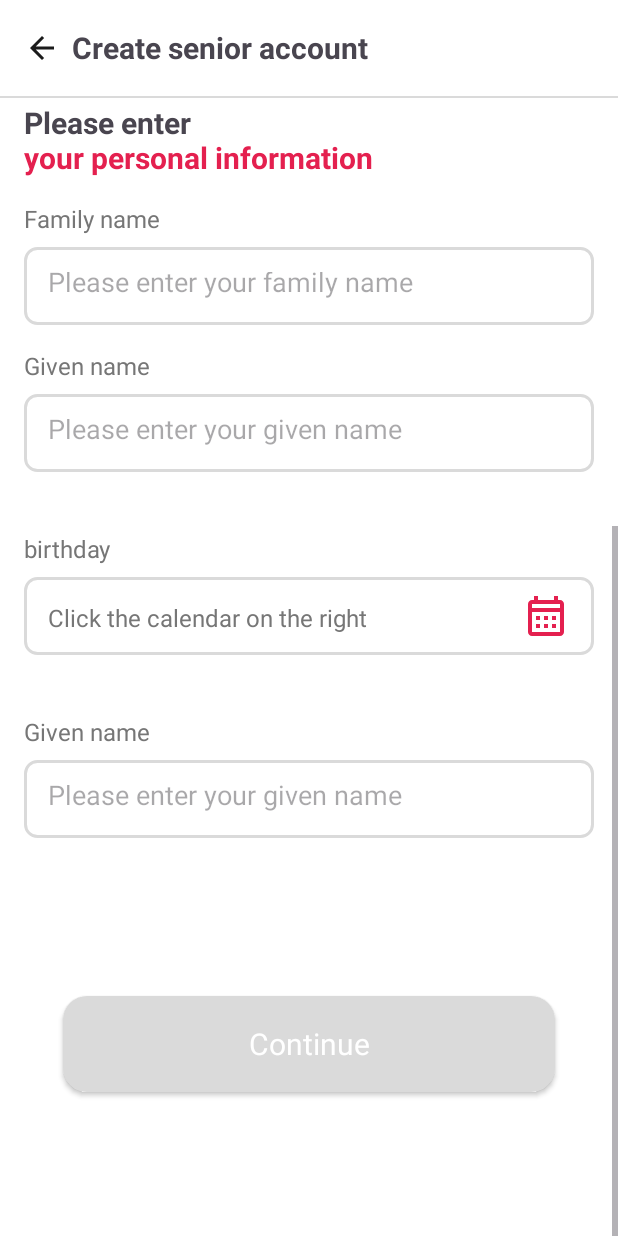
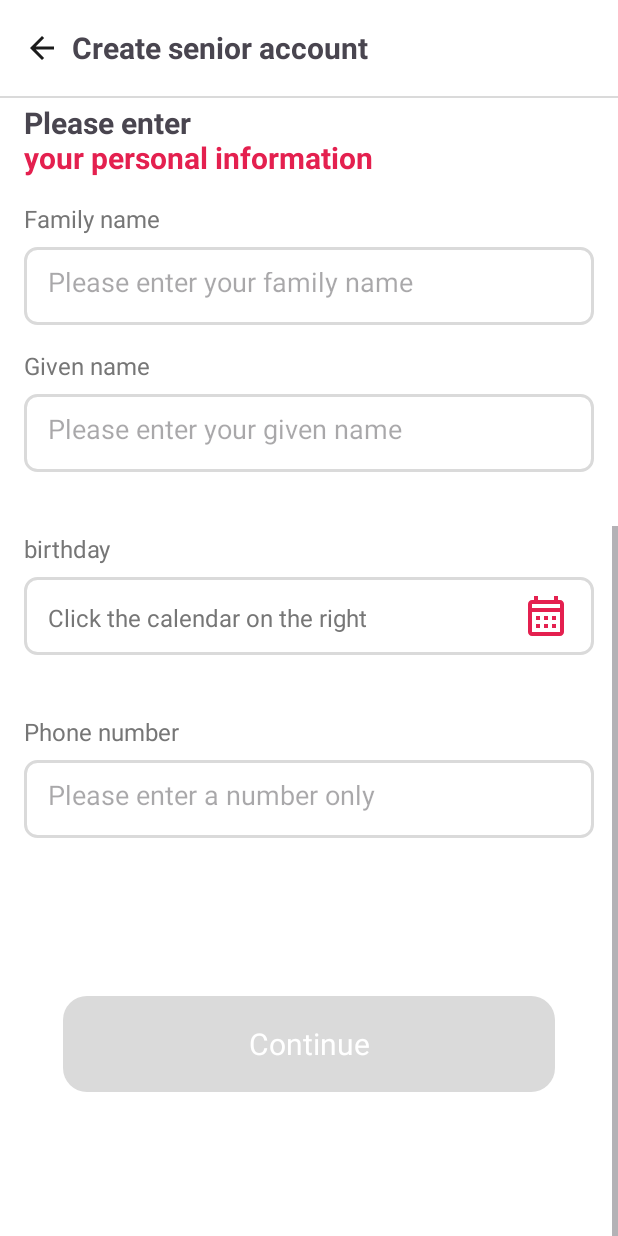
Before and after one commit to Sohyunnnn/2024-Elderus-SolutionChallenge, an Android app: the SignUpOldActivity screen opened directly, with no data from a screen before it, scrolled down 460 dp, on a phone screen of 412 x 824 dp. Run offline under Robolectric (Android 15) with nearby library versions, the phone set to English and light mode, and no system bars.

```diff
--- a/ANDROID/app/src/main/AndroidManifest.xml
+++ b/ANDROID/app/src/main/AndroidManifest.xml
@@ -16,6 +16,9 @@
         android:supportsRtl="true"
         android:theme="@style/Theme.Elderus"
         tools:targetApi="31">
+        <activity
+            android:name=".signUpOldCompleteActivity"
+            android:exported="false" />
         <activity
             android:name=".SignUpGuardianActivity"
             android:exported="false" />
--- a/ANDROID/app/src/main/java/com/example/elderus/SignUpOldActivity.kt
+++ b/ANDROID/app/src/main/java/com/example/elderus/SignUpOldActivity.kt
@@ -1,15 +1,33 @@
 package com.example.elderus
 
 import android.app.AlertDialog
+import android.content.Intent
 import android.os.Bundle
+import android.text.Editable
+import android.text.TextWatcher
+import android.util.Patterns
 import android.widget.CalendarView
+import android.widget.EditText
 import android.widget.ImageView
-import android.widget.Toast
+import android.widget.TextView
 import androidx.appcompat.app.AppCompatActivity
+import androidx.appcompat.widget.AppCompatButton
+import androidx.core.content.ContextCompat
 import java.util.Calendar
 
+class SignUpOldActivity : AppCompatActivity() {
 
-class SignUpOldActivity : AppCompatActivity() {
+    private lateinit var etEmail: EditText
+    private lateinit var etPassword: EditText
+    private lateinit var etCheckPassword: EditText
+    private lateinit var etFamilyName: EditText
+    private lateinit var etGivenName: EditText
+    private lateinit var etPhoneNumber: EditText
+    private lateinit var birthdayTextView: TextView
+    private lateinit var continueButton: AppCompatButton
+
+    private lateinit var BackButton: ImageView
+
     override fun onCreate(savedInstanceState: Bundle?) {
         super.onCreate(savedInstanceState)
         setContentView(R.layout.activity_sign_up_old)
@@ -19,6 +37,84 @@ class SignUpOldActivity : AppCompatActivity() {
         calendarImageView.setOnClickListener {
             // 클릭 이벤트가 발생했을 때 수행할 작업을 여기에 작성합니다.
             showCalendarDialog()
+        }
+
+        // EditText 및 DatePicker 입력 변경 감지
+        etEmail = findViewById(R.id.et_email_input)
+        etPassword = findViewById(R.id.et_password_input)
+        etCheckPassword = findViewById(R.id.et_check_password_input)
+        etFamilyName = findViewById(R.id.et_fmaily_name)
+        etGivenName = findViewById(R.id.et_given_name)
+        etPhoneNumber = findViewById(R.id.et_phone_number)
+        birthdayTextView = findViewById(R.id.birthday_txt)
+        continueButton = findViewById(R.id.btn_sign_up_old_continue)
+
+        etEmail.addTextChangedListener(textWatcher)
+        etPassword.addTextChangedListener(textWatcher)
+        etCheckPassword.addTextChangedListener(textWatcher)
+        etFamilyName.addTextChangedListener(textWatcher)
+        etGivenName.addTextChangedListener(textWatcher)
+        etPhoneNumber.addTextChangedListener(textWatcher)
+        birthdayTextView.addTextChangedListener(textWatcher)
+
+        updateContinueButtonState() // 초기 상태 설정
+    }
+
+    private val textWatcher = object : TextWatcher {
+        override fun beforeTextChanged(s: CharSequence?, start: Int, count: Int, after: Int) {}
+
+        override fun onTextChanged(s: CharSequence?, start: Int, before: Int, count: Int) {}
+
+        override fun afterTextChanged(s: Editable?) {
+            updateContinueButtonState()
+        }
+    }
+
+    private fun updateContinueButtonState() {
+        // 입력 필드에서 텍스트 가져오기
+        val email = etEmail.text.toString()
+        val password = etPassword.text.toString()
+        val checkPassword = etCheckPassword.text.toString()
+        val familyName = etFamilyName.text.toString()
+        val givenName = etGivenName.text.toString()
+        val phoneNumber = etPhoneNumber.text.toString()
+        val birthday = birthdayTextView.text.toString()
+
+        // 모든 필드가 비어 있지 않은지 확인
+        val isNotEmptyFields = email.isNotBlank() &&
+                password.isNotBlank() &&
+                checkPassword.isNotBlank() &&
+                familyName.isNotBlank() &&
+                givenName.isNotBlank() &&
+                phoneNumber.isNotBlank() &&
+                birthday.isNotBlank()
+
+        // 유효성 검사를 통과하면 계속 버튼 활성화
+        val isValidEmail = Patterns.EMAIL_ADDRESS.matcher(email).matches()
+        val isPasswordValid = password.length >= 8
+        val isPasswordMatch = password == checkPassword
+
+        val isContinueEnabled = isNotEmptyFields && isValidEmail && isPasswordValid && isPasswordMatch
+
+        continueButton.isEnabled = isContinueEnabled
+
+        // continueButton의 색상 변경
+        if (isContinueEnabled) {
+            continueButton.backgroundTintList = ContextCompat.getColorStateList(this, R.color.main_color)
+            // 다른 액티비티로 이동하는 Intent 생성
+            val intent = Intent(this, signUpOldCompleteActivity::class.java)
+            startActivity(intent) // 다음 액티비티 시작
+            finish() // 현재 액티비티 종료
+        } else {
+            continueButton.backgroundTintList = ContextCompat.getColorStateList(this, R.color.gray2)
+        }
+
+        val BackButton = findViewById<ImageView>(R.id.iv_sign_up_old_back)
+        BackButton.setOnClickListener {
+            // 다른 액티비티로 이동하는 Intent 생성
+            val intent = Intent(this, SigninTypeActivity::class.java)
+            startActivity(intent) // 다음 액티비티 시작
+            finish() // 현재 액티비티 종료
         }
     }
 
@@ -31,21 +127,28 @@ class SignUpOldActivity : AppCompatActivity() {
         val calendarView = CalendarView(this)
         builder.setView(calendarView)
 
+        // 사용자가 날짜를 선택했을 때 호출되는 리스너를 설정합니다.
+        calendarView.setOnDateChangeListener { view, year, month, dayOfMonth ->
+            // 선택한 날짜에 대한 작업을 수행합니다.
+            // TextView를 찾습니다.
+            val birthdayTextView = findViewById<TextView>(R.id.birthday_txt)
+
+            // 선택한 날짜로 텍스트를 설정합니다.
+            val formattedMonth = String.format("%02d", month + 1)
+            val formattedDay = String.format("%02d", dayOfMonth)
+            val selectedDate = "$year-$formattedMonth-$formattedDay"
+            birthdayTextView.text = "$selectedDate"
+
+            // 텍스트의 색상을 변경합니다.
+            birthdayTextView.setTextColor(ContextCompat.getColor(this, R.color.black))
+        }
+
         // 다이얼로그에 확인 버튼을 추가하고 클릭 이벤트를 처리합니다.
         builder.setPositiveButton(
             "OK"
-        ) { dialog, which -> // 사용자가 선택한 날짜를 가져옵니다.
-            val selectedDateInMillis = calendarView.date
-            val calendar = Calendar.getInstance()
-            calendar.timeInMillis = selectedDateInMillis
-            val year = calendar[Calendar.YEAR]
-            val month = calendar[Calendar.MONTH]
-            val dayOfMonth = calendar[Calendar.DAY_OF_MONTH]
-
-            // 선택한 날짜에 대한 작업을 수행합니다.
-            val selectedDate = year.toString() + "-" + (month + 1) + "-" + dayOfMonth
-            Toast.makeText(applicationContext, "Selected Date: $selectedDate", Toast.LENGTH_SHORT)
-                .show()
+        ) { dialog, which ->
+            // 다이얼로그를 닫습니다.
+            dialog.dismiss()
         }
 
         // 다이얼로그를 표시합니다.
--- a/ANDROID/app/src/main/res/layout/activity_sign_up_old.xml
+++ b/ANDROID/app/src/main/res/layout/activity_sign_up_old.xml
@@ -84,7 +84,6 @@
                 android:layout_width="match_parent"
                 android:layout_height="52dp"
                 android:layout_marginHorizontal="16dp"
-                android:layout_marginStart="16dp"
                 android:layout_marginTop="8dp"
                 android:background="@drawable/login_edit_text"
                 android:hint="please enter your email"
@@ -265,7 +264,7 @@
                 android:id="@+id/tv_phone_number"
                 android:layout_width="wrap_content"
                 android:layout_height="wrap_content"
-                android:text="Given name"
+                android:text="Phone number"
                 android:textAppearance="@style/TextAppearance.elderus.Subtitle_Medium"
                 android:textColor="@color/gray1"
                 android:layout_marginTop="40dp"
@@ -277,7 +276,7 @@
                 android:id="@+id/et_phone_number"
                 android:layout_width="match_parent"
                 android:layout_height="52dp"
-                android:hint="Please enter your given name"
+                android:hint="Please enter a number only"
                 android:inputType="text"
                 android:background="@drawable/login_edit_text"
                 android:layout_marginTop="8dp"
@@ -288,7 +287,7 @@
 
 
             <androidx.appcompat.widget.AppCompatButton
-                android:id="@+id/btn_sign_in"
+                android:id="@+id/btn_sign_up_old_continue"
                 android:layout_width="328dp"
                 android:layout_height="64dp"
                 android:text="Continue"
```
Also changed, not shown: ANDROID/app/src/main/java/com/example/elderus/signUpOldCompleteActivity.kt (added, +11 -0 lines), ANDROID/app/src/main/res/layout/activity_sign_up_old_complete.xml (added, +9 -0 lines).
